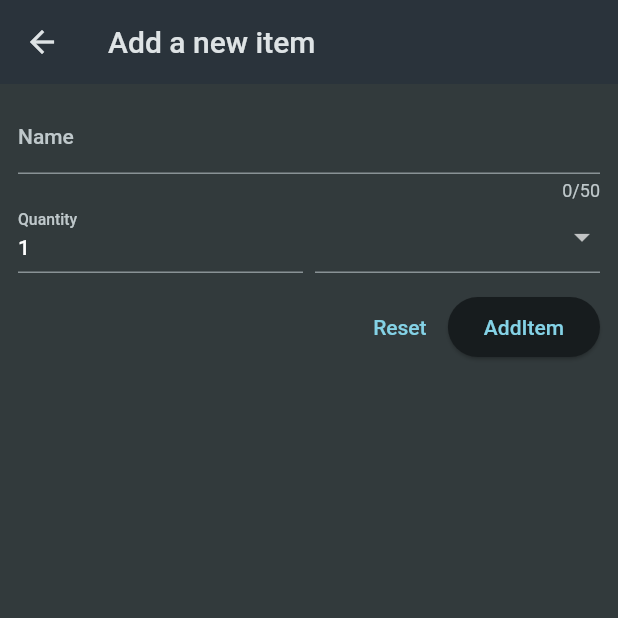
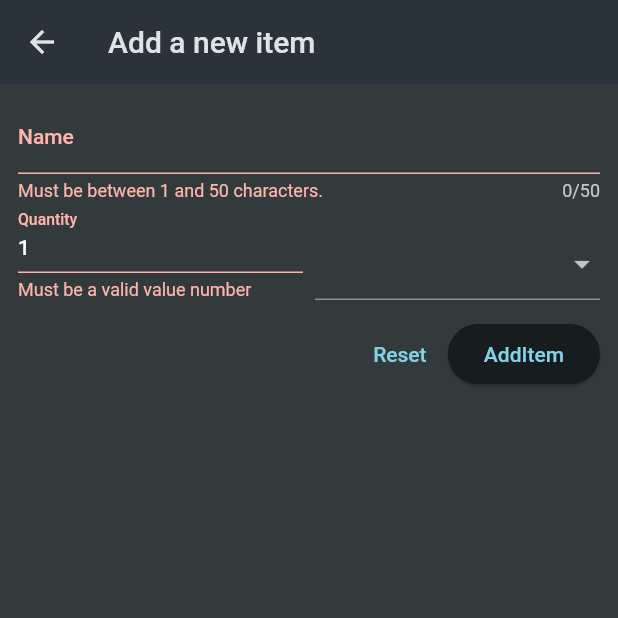
Before and after one commit to Malao-Ang/shopping-list-fultter, a Flutter app: the newItemScreen screen opened directly, after a tap on "AddItem", on a phone screen of 412 x 824 dp, the top half of it. Run offline on Flutter 3.47's test engine with Material 2 defaults, Android fonts, the phone set to English and light mode, and no system bars.

Commit message:
✨ validate form

```diff
--- a/lib/widgets/new_item.dart
+++ b/lib/widgets/new_item.dart
@@ -11,6 +11,11 @@ class newItemScreen extends StatefulWidget {
 }
 
 class _newItemScreenState extends State<newItemScreen> {
+  final _formKey = GlobalKey<FormState>();
+  void _saveItem() {
+    _formKey.currentState!.validate();
+  }
+
   @override
   Widget build(BuildContext context) {
     return Scaffold(
@@ -20,13 +25,20 @@ class _newItemScreenState extends State<newItemScreen> {
       body: Padding(
         padding: EdgeInsets.all(12),
         child: Form(
+            key: _formKey,
             child: Column(
               children: [
                 TextFormField(
                   maxLength: 50,
                   decoration: InputDecoration(label: Text("Name")),
                   validator: (value) {
-                return 'Demo...';
+                    if (value == null ||
+                        value.isEmpty ||
+                        value.trim().length <= 1 ||
+                        value.trim().length > 50) {
+                      return 'Must be between 1 and 50 characters.';
+                    }
+                    return null;
                   },
                 ),
                 Row(
@@ -34,9 +46,18 @@ class _newItemScreenState extends State<newItemScreen> {
                   children: [
                     Expanded(
                       child: TextFormField(
+                          keyboardType: TextInputType.number,
                           decoration: InputDecoration(label: Text('Quantity')),
                           initialValue: '1',
-                  ),
+                          validator: (value) {
+                            if (value == null ||
+                                value.isEmpty ||
+                                value.trim().length <= 1 ||
+                                int.tryParse(value)! <= 0) {
+                              return 'Must be a valid value number';
+                            }
+                            return null;
+                          }),
                     ),
                     SizedBox(width: 8),
                     Expanded(
@@ -67,8 +88,12 @@ class _newItemScreenState extends State<newItemScreen> {
                 Row(
                   mainAxisAlignment: MainAxisAlignment.end,
                   children: [
-                TextButton(onPressed: () {}, child: Text("Reset")),
-                ElevatedButton(onPressed: () {}, child: Text("AddItem"))
+                    TextButton(
+                        onPressed: () {
+                          _formKey.currentState!.reset();
+                        },
+                        child: Text("Reset")),
+                    ElevatedButton(onPressed: _saveItem, child: Text("AddItem"))
                   ],
                 )
               ],
```
Lines whose indentation alone changed are shown as unchanged.
